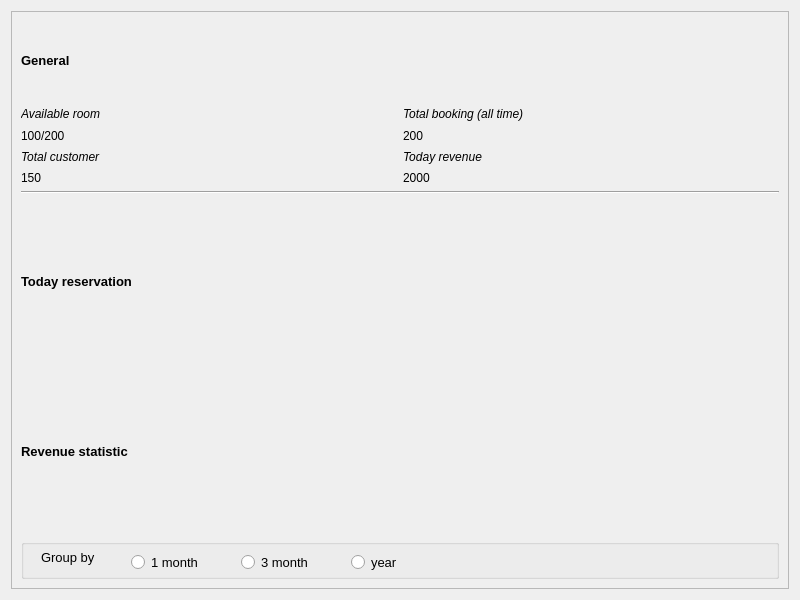
This is src/ui/ui_home_scene.ui in trung-kieen/hotel-booking-system as Qt 5 draws it before an edit. The edited form follows.
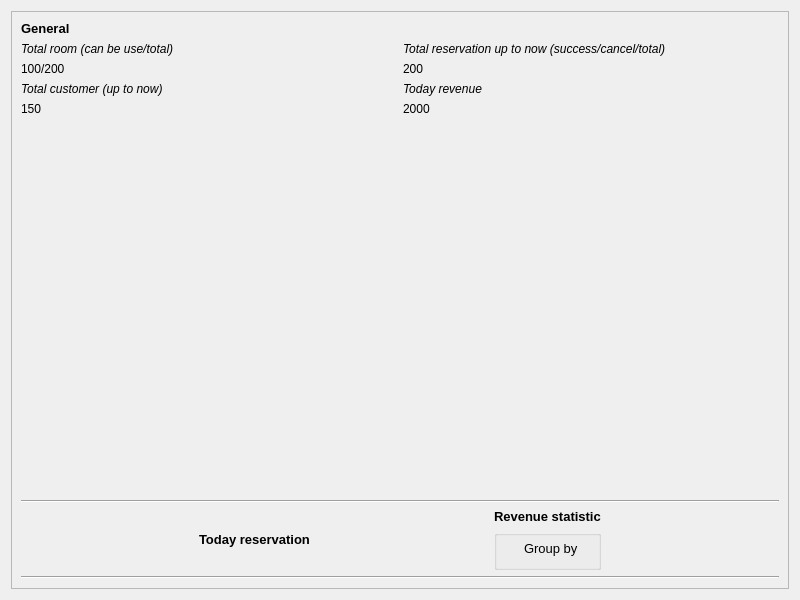
This is the edited form.

Commit message: feat: ✨ complete loading revenue chart, booking status chart, statistic data

```diff
--- a/src/ui/ui_home_scene.ui
+++ b/src/ui/ui_home_scene.ui
@@ -33,6 +33,12 @@
         <layout class="QVBoxLayout" name="summaryContainer">
          <item>
           <widget class="QLabel" name="label_2">
+           <property name="sizePolicy">
+            <sizepolicy hsizetype="Preferred" vsizetype="Fixed">
+             <horstretch>0</horstretch>
+             <verstretch>0</verstretch>
+            </sizepolicy>
+           </property>
            <property name="font">
             <font>
              <pointsize>10</pointsize>
@@ -44,7 +50,7 @@
             <string>General</string>
            </property>
            <property name="margin">
-            <number>20</number>
+            <number>10</number>
            </property>
           </widget>
          </item>
@@ -60,7 +66,7 @@
                 </font>
                </property>
                <property name="text">
-                <string>Total customer</string>
+                <string>Total customer (up to now)</string>
                </property>
               </widget>
              </item>
@@ -83,7 +89,7 @@
                 </font>
                </property>
                <property name="text">
-                <string>Available room</string>
+                <string>Total room (can be use/total)</string>
                </property>
               </widget>
              </item>
@@ -106,7 +112,7 @@
                 </font>
                </property>
                <property name="text">
-                <string>Total booking (all time)</string>
+                <string>Total reservation up to now (success/cancel/total)</string>
                </property>
               </widget>
              </item>
@@ -144,17 +150,46 @@
            </item>
           </layout>
          </item>
+         <item>
+          <spacer name="verticalSpacer">
+           <property name="orientation">
+            <enum>Qt::Vertical</enum>
+           </property>
+           <property name="sizeHint" stdset="0">
+            <size>
+             <width>20</width>
+             <height>40</height>
+            </size>
+           </property>
+          </spacer>
+         </item>
         </layout>
        </item>
        <item>
-        <widget class="Line" name="line">
+        <widget class="Line" name="line_2">
          <property name="orientation">
           <enum>Qt::Horizontal</enum>
          </property>
         </widget>
        </item>
+       <item>
+        <layout class="QHBoxLayout" name="horizontalLayout" stretch="4,6">
+         <item>
+          <layout class="QVBoxLayout" name="verticalLayout_6">
        <item>
         <widget class="QLabel" name="label_10">
+             <property name="sizePolicy">
+              <sizepolicy hsizetype="Preferred" vsizetype="Fixed">
+               <horstretch>0</horstretch>
+               <verstretch>0</verstretch>
+              </sizepolicy>
+             </property>
+             <property name="baseSize">
+              <size>
+               <width>10</width>
+               <height>0</height>
+              </size>
+             </property>
          <property name="font">
           <font>
            <pointsize>10</pointsize>
@@ -165,13 +200,26 @@
          <property name="text">
           <string>Today reservation</string>
          </property>
+             <property name="margin">
+              <number>10</number>
+             </property>
         </widget>
        </item>
        <item>
         <layout class="QGridLayout" name="bookingChart"/>
        </item>
+          </layout>
+         </item>
+         <item>
+          <layout class="QVBoxLayout" name="verticalLayout_8">
        <item>
         <widget class="QLabel" name="label_11">
+             <property name="sizePolicy">
+              <sizepolicy hsizetype="Preferred" vsizetype="Fixed">
+               <horstretch>0</horstretch>
+               <verstretch>0</verstretch>
+              </sizepolicy>
+             </property>
          <property name="font">
           <font>
            <pointsize>10</pointsize>
@@ -182,6 +230,9 @@
          <property name="text">
           <string>Revenue statistic</string>
          </property>
+             <property name="margin">
+              <number>10</number>
+             </property>
         </widget>
        </item>
        <item>
@@ -250,7 +301,7 @@
          <widget class="QLabel" name="label_12">
           <property name="geometry">
            <rect>
-            <x>20</x>
+                <x>30</x>
             <y>10</y>
             <width>71</width>
             <height>17</height>
@@ -264,6 +315,17 @@
        </item>
        <item>
         <layout class="QGridLayout" name="revenueChart"/>
+           </item>
+          </layout>
+         </item>
+        </layout>
+       </item>
+       <item>
+        <widget class="Line" name="line">
+         <property name="orientation">
+          <enum>Qt::Horizontal</enum>
+         </property>
+        </widget>
        </item>
       </layout>
      </widget>
```
Left out of the diff: 14 changed lines with no effect on the pictures. Lines whose indentation alone changed are shown as unchanged. The commit also changes 6 other files.
